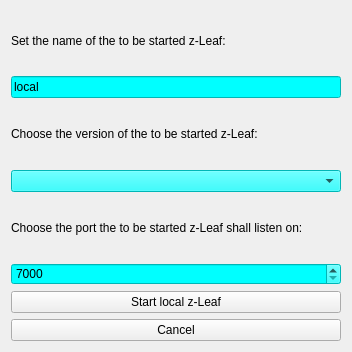
Before: the Qt Designer form src/localzleafstarter.ui in tobiaswee/Labcontrol, drawn with Qt 5.
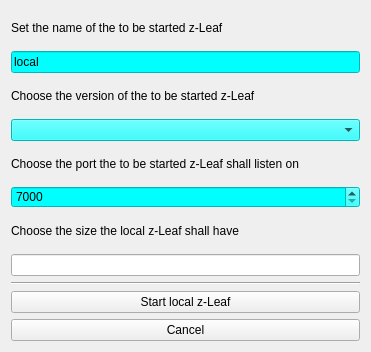
After: the same form once the commit is applied.

Commit message: deleted settings tab and added cmd ui to sessions tab

What changed in the file:
```diff
--- a/src/localzleafstarter.ui
+++ b/src/localzleafstarter.ui
@@ -6,7 +6,7 @@
    <rect>
     <x>0</x>
     <y>0</y>
-    <width>352</width>
+    <width>371</width>
     <height>352</height>
    </rect>
   </property>
@@ -20,7 +20,7 @@
       <string>This sets the name with which this local z-Leaf will connect to z-Tree.</string>
      </property>
      <property name="text">
-      <string>Set the name of the to be started z-Leaf:</string>
+      <string>Set the name of the to be started z-Leaf</string>
      </property>
     </widget>
    </item>
@@ -43,7 +43,7 @@
       <string>Choose of which version the started z-Leaf shall be.</string>
      </property>
      <property name="text">
-      <string>Choose the version of the to be started z-Leaf:</string>
+      <string>Choose the version of the to be started z-Leaf</string>
      </property>
     </widget>
    </item>
@@ -66,7 +66,7 @@
       <string>Set the port on which the z-Tree which shall be connected to listens.</string>
      </property>
      <property name="text">
-      <string>Choose the port the to be started z-Leaf shall listen on:</string>
+      <string>Choose the port the to be started z-Leaf shall listen on</string>
      </property>
     </widget>
    </item>
@@ -89,6 +89,23 @@
      </property>
     </widget>
    </item>
+   <item>
+    <widget class="QLabel" name="LLocalzLeafSize">
+     <property name="text">
+      <string>Choose the size the local z-Leaf shall have</string>
+     </property>
+    </widget>
+   </item>
+   <item>
+    <widget class="QLineEdit" name="LELocalzLeafSize"/>
+   </item>
+   <item>
+    <widget class="Line" name="line_Start">
+     <property name="orientation">
+      <enum>Qt::Horizontal</enum>
+     </property>
+    </widget>
+   </item>
    <item>
     <widget class="QPushButton" name="PBStartLocalzLeaf">
      <property name="toolTip">
```
Left out of the diff: 3 changed lines with no effect on the pictures. The commit also changes 6 other files.
